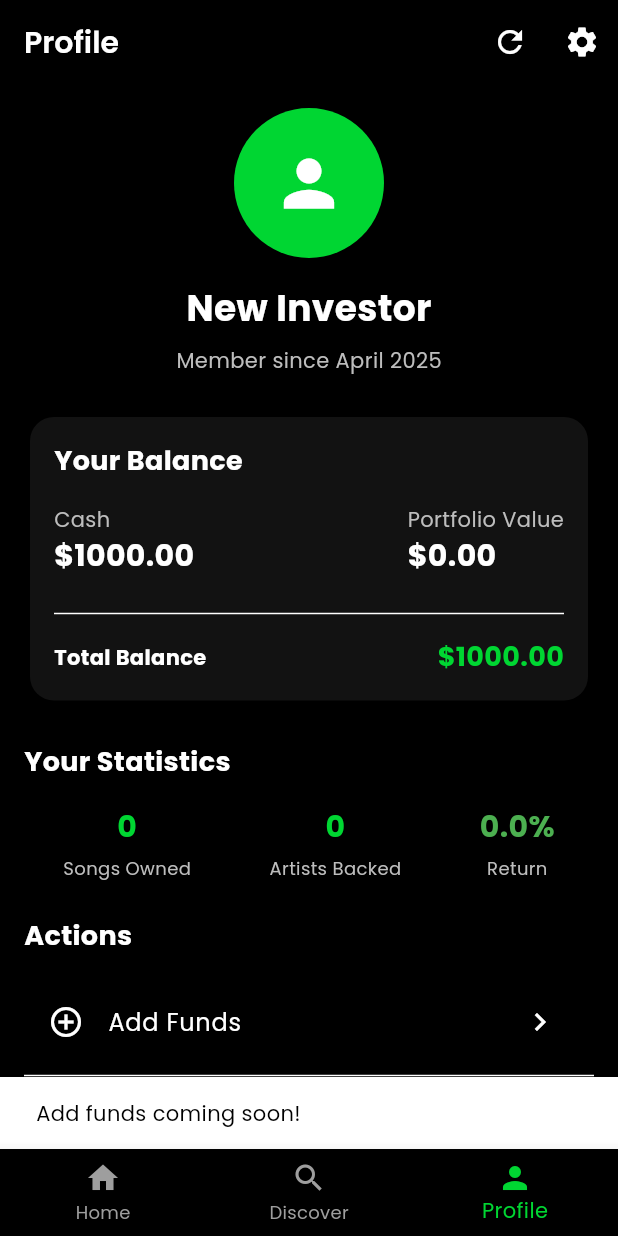
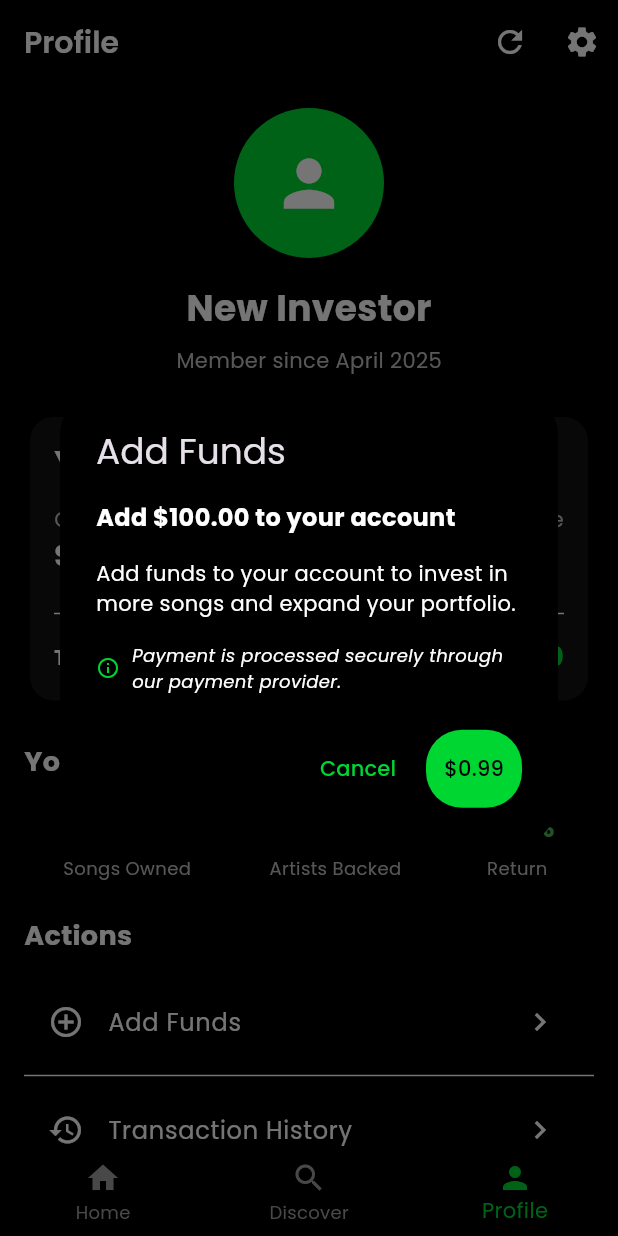
Before and after one commit to DanielAja/soundmarket, a Flutter app: the screen it shows after launch, item 3 of the bottom bar chosen, after a tap on "Add Funds", on a phone screen of 412 x 824 dp. Run offline on Flutter 3.47's test engine with Material 3 defaults, Android fonts, the light colour scheme and no system bars; our stand-ins replace fl_chart, google_fonts, shared_preferences, sqflite; accounts and stored records are empty; statements that could not run were skipped.

Commit message:
add funds -- Profile

```diff
--- a/lib/features/profile/screens/profile_screen.dart
+++ b/lib/features/profile/screens/profile_screen.dart
@@ -669,6 +669,124 @@ class ProfileScreen extends StatelessWidget {
   }
   */ // End of commented out unused method
 
+  // Show dialog to add funds
+  Future<void> _showAddFundsDialog(BuildContext context, UserDataProvider userDataProvider) async {
+    final virtualAmount = 100.0; // Amount of virtual dollars to add
+    final realAmount = 0.99; // Amount in real dollars
+
+    return showDialog(
+      context: context,
+      builder: (context) => AlertDialog(
+        title: const Text('Add Funds'),
+        content: Column(
+          mainAxisSize: MainAxisSize.min,
+          crossAxisAlignment: CrossAxisAlignment.start,
+          children: [
+            Text(
+              'Add \$${virtualAmount.toStringAsFixed(2)} to your account',
+              style: const TextStyle(
+                fontWeight: FontWeight.bold,
+                fontSize: 16.0,
+              ),
+            ),
+            const SizedBox(height: 16.0),
+            const Text(
+              'Add funds to your account to invest in more songs and expand your portfolio.',
+              style: TextStyle(fontSize: 14.0),
+            ),
+            const SizedBox(height: 16.0),
+            Row(
+              children: [
+                Icon(
+                  Icons.info_outline,
+                  size: 16.0,
+                  color: Theme.of(context).colorScheme.primary,
+                ),
+                const SizedBox(width: 8.0),
+                const Expanded(
+                  child: Text(
+                    'Payment is processed securely through our payment provider.',
+                    style: TextStyle(
+                      fontSize: 12.0,
+                      fontStyle: FontStyle.italic,
+                    ),
+                  ),
+                ),
+              ],
+            ),
+          ],
+        ),
+        actions: [
+          TextButton(
+            onPressed: () => Navigator.pop(context),
+            child: const Text('Cancel'),
+          ),
+          ElevatedButton(
+            onPressed: () async {
+              Navigator.pop(context);
+
+              // Show payment processing dialog
+              _showLoadingDialog(context, 'Processing payment...');
+
+              // Simulate payment processing delay
+              await Future.delayed(const Duration(seconds: 1));
+
+              // Close loading dialog
+              Navigator.pop(context);
+
+              // Add funds to user account
+              final success = await userDataProvider.addFunds(virtualAmount);
+
+              if (success) {
+                // Show success message
+                if (context.mounted) {
+                  ScaffoldMessenger.of(context).showSnackBar(
+                    SnackBar(
+                      content: Text('\$${virtualAmount.toStringAsFixed(2)} added to your account'),
+                      backgroundColor: Colors.green,
+                    ),
+                  );
+                }
+              } else {
+                // Show error message
+                if (context.mounted) {
+                  ScaffoldMessenger.of(context).showSnackBar(
+                    const SnackBar(
+                      content: Text('Failed to add funds. Please try again.'),
+                      backgroundColor: Colors.red,
+                    ),
+                  );
+                }
+              }
+            },
+            style: ElevatedButton.styleFrom(
+              backgroundColor: Theme.of(context).colorScheme.primary,
+            ),
+            child: Text('\$${realAmount.toStringAsFixed(2)}'),
+          ),
+        ],
+      ),
+    );
+  }
+
+  // Show loading dialog while processing payment
+  void _showLoadingDialog(BuildContext context, String message) {
+    showDialog(
+      context: context,
+      barrierDismissible: false,
+      builder: (context) => AlertDialog(
+        content: Row(
+          mainAxisSize: MainAxisSize.min,
+          children: [
+            const CircularProgressIndicator(),
+            const SizedBox(width: 16.0),
+            Text(message),
+          ],
+        ),
+      ),
+    );
+  }
+
   Widget _buildActionButtons(BuildContext context, UserDataProvider userDataProvider) {
     return Column(
       crossAxisAlignment: CrossAxisAlignment.start,
@@ -686,10 +804,7 @@ class ProfileScreen extends StatelessWidget {
           title: const Text('Add Funds'),
           trailing: const Icon(Icons.chevron_right),
           onTap: () {
-            // TODO: Implement add funds functionality
-            ScaffoldMessenger.of(context).showSnackBar(
-              const SnackBar(content: Text('Add funds coming soon!')),
-            );
+            _showAddFundsDialog(context, userDataProvider);
           },
         ),
         const Divider(),
```
Also changed, not shown: lib/shared/providers/user_data_provider.dart (+23 -0 lines).
